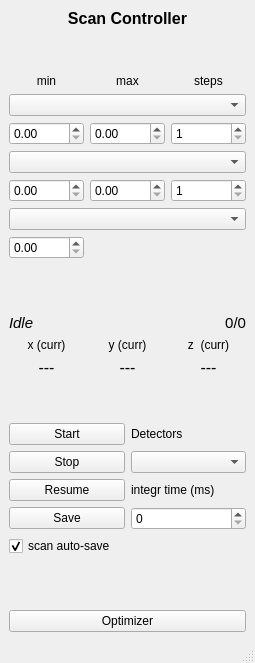
Before: the Qt Designer form libs/scan_gui_ctrl.ui in diamond2nv/measurements, drawn with Qt 5.
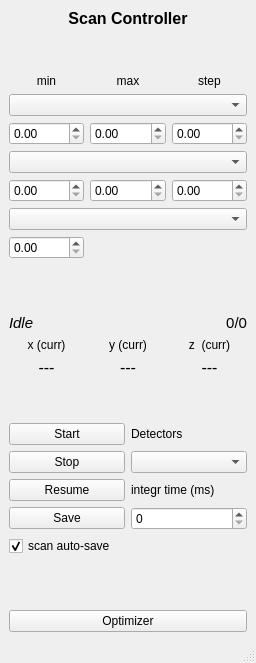
After: the same form once the commit is applied.

Commit message: [mapper-ScanGUI] now using stepsize instead of number of steps -CB

```diff
--- a/libs/scan_gui_ctrl.ui
+++ b/libs/scan_gui_ctrl.ui
@@ -6,7 +6,7 @@
    <rect>
     <x>0</x>
     <y>0</y>
-    <width>255</width>
+    <width>256</width>
     <height>663</height>
    </rect>
   </property>
@@ -33,7 +33,7 @@
         <item row="2" column="2">
          <widget class="QLabel" name="label_steps">
           <property name="text">
-           <string>steps</string>
+           <string>step</string>
           </property>
           <property name="alignment">
            <set>Qt::AlignCenter</set>
@@ -68,18 +68,25 @@
          </widget>
         </item>
         <item row="4" column="1">
-         <widget class="QDoubleSpinBox" name="dsB_max1"/>
+         <widget class="QDoubleSpinBox" name="dsB_max1">
+          <property name="maximum">
+           <double>999.990000000000009</double>
+          </property>
+         </widget>
         </item>
         <item row="4" column="2">
          <widget class="QDoubleSpinBox" name="dsB_steps1">
           <property name="decimals">
-           <number>0</number>
+           <number>2</number>
           </property>
           <property name="minimum">
-           <double>1.000000000000000</double>
+           <double>0.000000000000000</double>
           </property>
           <property name="maximum">
-           <double>1000.000000000000000</double>
+           <double>99.989999999999995</double>
+          </property>
+          <property name="singleStep">
+           <double>0.100000000000000</double>
           </property>
          </widget>
         </item>
@@ -92,13 +99,16 @@
         <item row="6" column="2">
          <widget class="QDoubleSpinBox" name="dsB_steps2">
           <property name="decimals">
-           <number>0</number>
+           <number>2</number>
           </property>
           <property name="minimum">
-           <double>1.000000000000000</double>
+           <double>0.000000000000000</double>
           </property>
           <property name="maximum">
-           <double>1000.000000000000000</double>
+           <double>100.000000000000000</double>
+          </property>
+          <property name="singleStep">
+           <double>0.100000000000000</double>
           </property>
          </widget>
         </item>
```
Left out of the diff: 9 changed lines with no effect on the pictures. The commit also changes 2 other files.
